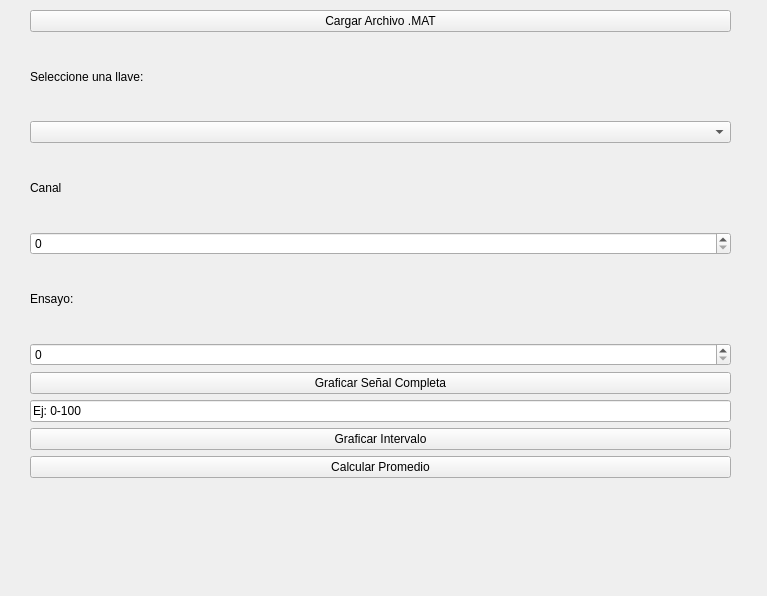
Qt form visor_mat.ui (mrpogaviria/PRYECTO-INFO) before a commit.
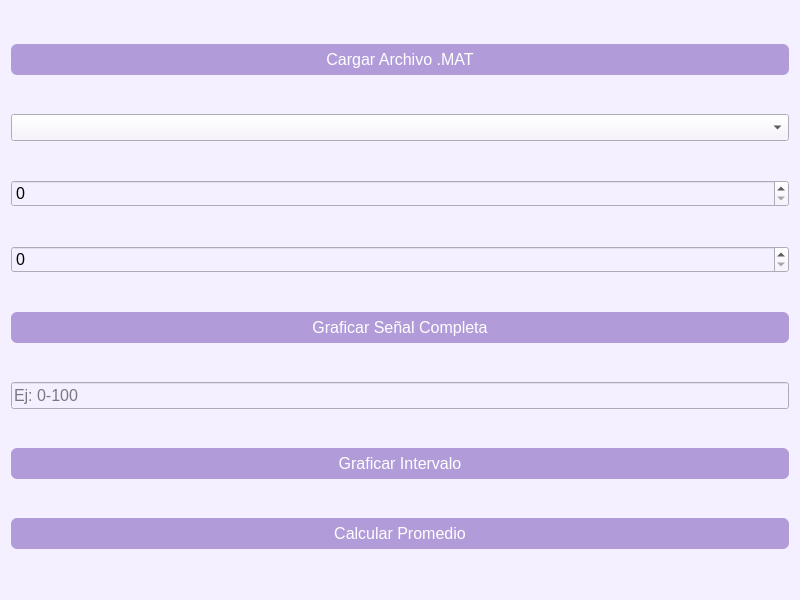
The same form after that commit.

Diff of the .ui file:
```diff
--- a/visor_mat.ui
+++ b/visor_mat.ui
@@ -3,104 +3,39 @@
  <class>Form</class>
  <widget class="QWidget" name="Form">
   <property name="geometry">
-   <rect>
-    <x>0</x>
-    <y>0</y>
-    <width>767</width>
-    <height>596</height>
-   </rect>
+   <rect><x>0</x><y>0</y><width>800</width><height>600</height></rect>
   </property>
-  <property name="windowTitle">
-   <string>Form</string>
-  </property>
-  <widget class="QWidget" name="verticalLayoutWidget">
-   <property name="geometry">
-    <rect>
-     <x>30</x>
-     <y>10</y>
-     <width>701</width>
-     <height>551</height>
-    </rect>
-   </property>
-   <layout class="QVBoxLayout" name="verticalLayout">
-    <item>
-     <widget class="QPushButton" name="btn_cargar_archivo">
-      <property name="text">
-       <string>Cargar Archivo .MAT</string>
-      </property>
-     </widget>
-    </item>
-    <item>
-     <widget class="QLabel" name="label">
-      <property name="text">
-       <string>Seleccione una llave:</string>
-      </property>
-     </widget>
-    </item>
-    <item>
-     <widget class="QComboBox" name="combo_llaves"/>
-    </item>
-    <item>
-     <widget class="QLabel" name="label_2">
-      <property name="text">
-       <string>Canal</string>
-      </property>
-     </widget>
-    </item>
-    <item>
-     <widget class="QSpinBox" name="spin_canal">
-      <property name="maximum">
-       <number>100</number>
-      </property>
-     </widget>
-    </item>
-    <item>
-     <widget class="QLabel" name="label_3">
-      <property name="text">
-       <string>Ensayo:</string>
-      </property>
-     </widget>
-    </item>
-    <item>
-     <widget class="QSpinBox" name="spinBox">
-      <property name="maximum">
-       <number>100</number>
-      </property>
-     </widget>
-    </item>
-    <item>
-     <widget class="QPushButton" name="btn_graficar">
-      <property name="text">
-       <string>Graficar Señal Completa</string>
-      </property>
-     </widget>
-    </item>
-    <item>
-     <widget class="QLineEdit" name="campo_intervalo">
-      <property name="text">
-       <string>Ej: 0-100</string>
-      </property>
-     </widget>
-    </item>
-    <item>
-     <widget class="QPushButton" name="btn_graficar_intervalo">
-      <property name="text">
-       <string>Graficar Intervalo</string>
-      </property>
-     </widget>
-    </item>
-    <item>
-     <widget class="QPushButton" name="btn_promedio">
-      <property name="text">
-       <string>Calcular Promedio</string>
-      </property>
-     </widget>
-    </item>
-    <item>
-     <widget class="QWidget" name="canvas_widget" native="true"/>
-    </item>
-   </layout>
-  </widget>
+  <property name="styleSheet"><string>
+QWidget {
+    font-family: 'Sans Serif';
+    font-size: 12pt;
+    background-color: #f5f0ff;
+}
+QPushButton {
+    background-color: #b19cd9;
+    color: white;
+    border-radius: 6px;
+    padding: 6px;
+}
+QPushButton:hover {
+    background-color: #a186d3;
+}
+QLabel {
+    font-weight: bold;
+}
+</string></property>
+  <layout class="QVBoxLayout" name="verticalLayout">
+
+   <item><widget class="QPushButton" name="btn_cargar_archivo"><property name="text"><string>Cargar Archivo .MAT</string></property></widget></item>
+   <item><widget class="QComboBox" name="combo_llaves"/></item>
+   <item><widget class="QSpinBox" name="spin_canal"/></item>
+   <item><widget class="QSpinBox" name="spin_ensayo"/></item>
+   <item><widget class="QPushButton" name="btn_graficar"><property name="text"><string>Graficar Señal Completa</string></property></widget></item>
+   <item><widget class="QLineEdit" name="campo_intervalo"><property name="placeholderText"><string>Ej: 0-100</string></property></widget></item>
+   <item><widget class="QPushButton" name="btn_graficar_intervalo"><property name="text"><string>Graficar Intervalo</string></property></widget></item>
+   <item><widget class="QPushButton" name="btn_promedio"><property name="text"><string>Calcular Promedio</string></property></widget></item>
+    
+  </layout>
  </widget>
  <resources/>
  <connections/>
```
Left out of the diff: 4 changed lines with no effect on the pictures.
